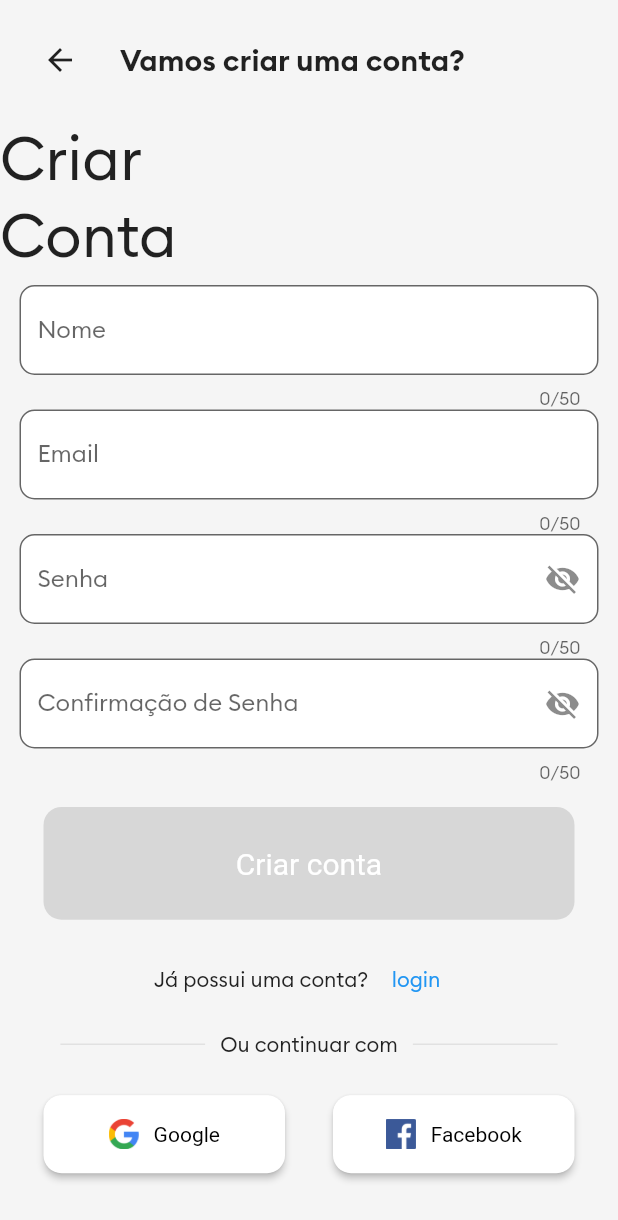
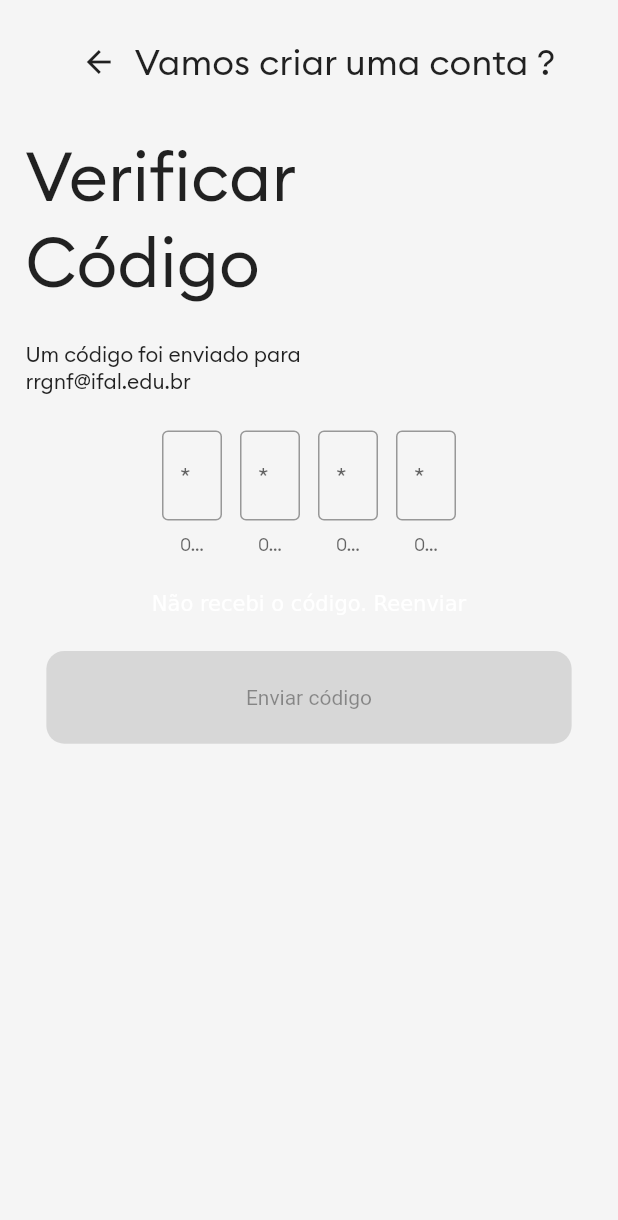
Before and after one commit to ricardo9n/ohdonto, a Flutter app: the screen it shows after launch, on a phone screen of 412 x 824 dp. Shown: the top 1220 px of the screen. Run offline on Flutter 3.47's test engine with Material 2 defaults, Android fonts, the phone set to English and light mode, and no system bars; our stand-ins replace dio, either_dart, flutter_mobx, google_sign_in, mobx, rxdart and 1 more; generated files the repository leaves out were written again.

Commit message:
verifier page UI - incompleta

```diff
--- a/lib/main.dart
+++ b/lib/main.dart
@@ -1,5 +1,8 @@
 import 'package:flutter/material.dart';
+import 'package:ohdonto/signv2/sign_in_sign_verifier_page.dart';
 import 'package:ohdonto/signv2/sign_up_page.dart';
+
+import 'teste_page.dart';
 
 void main() {
   runApp(const OhDontoApp());
@@ -21,6 +24,7 @@ class OhDontoApp extends StatelessWidget {
         //home: OnBoardingScreenWidget(),
         //home: //OnboardingPageContent(imagePath: '/assets/images/onboarding-dentist-front.png',"Pagina","Descricao"),
         //home: const StreamPageMobx()
-        home: const SignUpPage());
+        //home: const TestePage());
+        home: const SignInSignUpVerifierPage(email: "rrgnf@ifal.edu.br"));
   }
 }
--- /dev/null
+++ b/lib/signv2/sign_in_sign_verifier_page.dart
@@ -0,0 +1,89 @@
+import 'package:flutter/material.dart';
+import 'package:ohdonto/signv2/widgets/defaul_button_widget.dart';
+
+class SignInSignUpVerifierPage extends StatelessWidget {
+  const SignInSignUpVerifierPage({Key? key, this.email}) : super(key: key);
+
+  final String? email;
+
+  @override
+  Widget build(BuildContext context) {
+    return Scaffold(
+      body: SafeArea(
+          child: Padding(
+        padding: const EdgeInsets.all(17.0),
+        child: Column(crossAxisAlignment: CrossAxisAlignment.start, children: [
+          Row(
+            mainAxisAlignment: MainAxisAlignment.center,
+            children: [
+              IconButton(onPressed: () {}, icon: const Icon(Icons.arrow_back)),
+              const Text("Vamos criar uma conta ?",
+                  style: TextStyle(fontSize: 24))
+            ],
+          ),
+          const SizedBox(height: 24),
+          const Text(
+            'Verificar ',
+            style: TextStyle(fontSize: 45),
+          ),
+          const Text(
+            'Código',
+            style: TextStyle(fontSize: 45),
+          ),
+          const SizedBox(height: 24),
+          const Text('Um código foi enviado para'),
+          Text('$email'),
+          const SizedBox(height: 24),
+          _buildRowNumbersField(),
+          const SizedBox(height: 24),
+          Center(
+            child: RichText(
+                text: const TextSpan(
+                    text: "Não recebi o código. ",
+                    children: [TextSpan(text: "Reenviar")])),
+          ),
+          const SizedBox(height: 24),
+          const Center(
+              child: DefaultButton(
+                  widget: Text(
+                    "Enviar código",
+                  ),
+                  color: Colors.blue))
+        ]),
+      )),
+    );
+  }
+
+  Widget _buildRowNumbersField() {
+    return Row(
+      mainAxisAlignment: MainAxisAlignment.center,
+      children: [
+        _buildNumberField(),
+        const SizedBox(width: 12),
+        _buildNumberField(),
+        const SizedBox(width: 12),
+        _buildNumberField(),
+        const SizedBox(width: 12),
+        _buildNumberField(),
+      ],
+    );
+  }
+
+  Widget _buildNumberField() {
+    return SizedBox(
+      width: 40,
+      child: TextFormField(
+        maxLength: 1,
+        keyboardType: TextInputType.number,
+        decoration: const InputDecoration(
+          hintText: "*",
+          border: OutlineInputBorder(),
+        ),
+      ),
+    );
+  }
+
+  void callbackVoltar(context) {
+    Navigator.pop(context);
+  }
+}
--- a/lib/signv2/widgets/defaul_button_widget.dart
+++ b/lib/signv2/widgets/defaul_button_widget.dart
@@ -26,8 +26,15 @@ class DefaultButton extends StatelessWidget {
         style: ElevatedButton.styleFrom(
             primary: color,
             textStyle: const TextStyle(color: Colors.black),
+            minimumSize: sizeOf(context),
             shape: RoundedRectangleBorder(
-                borderRadius: BorderRadius.circular(12))),
+              borderRadius: BorderRadius.circular(12),
+            )),
         child: widget);
   }
+
+  Size sizeOf(context) {
+    return Size(MediaQuery.of(context).size.width * .85,
+        MediaQuery.of(context).size.width * .15);
+  }
 }
--- /dev/null
+++ b/lib/teste_page.dart
@@ -0,0 +1,13 @@
+import 'package:flutter/material.dart';
+import 'package:flutter/services.dart';
+
+class TestePage extends StatelessWidget {
+  const TestePage({
+    Key? key,
+  }) : super(key: key);
+
+  @override
+  Widget build(BuildContext context) {
+    return Scaffold();
+  }
+}
```
